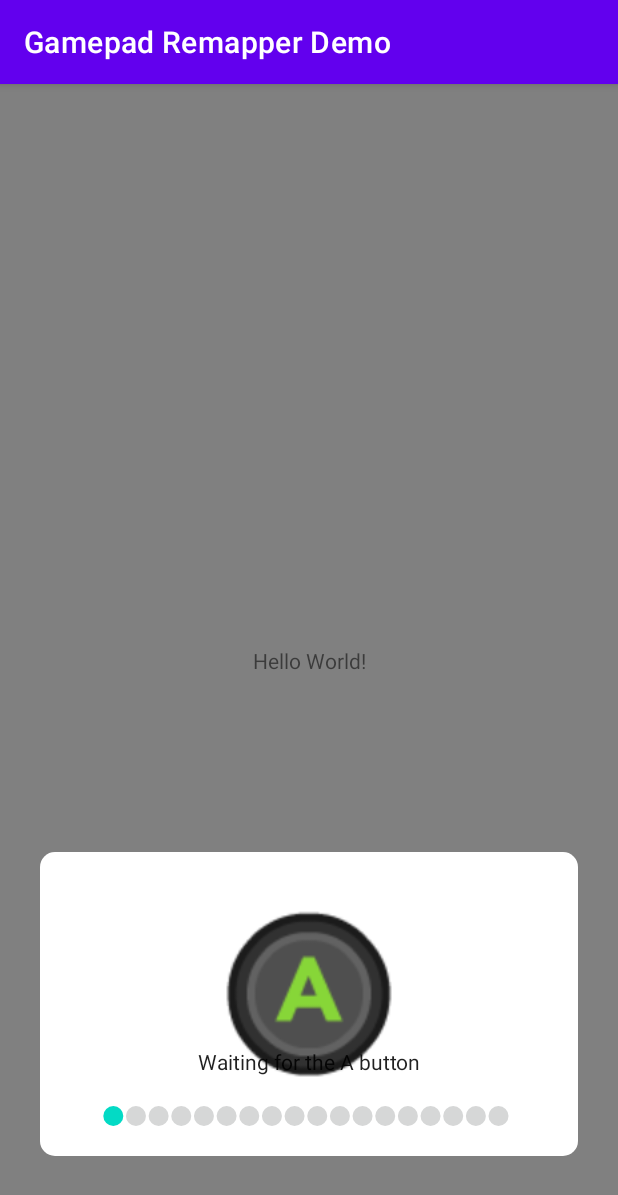
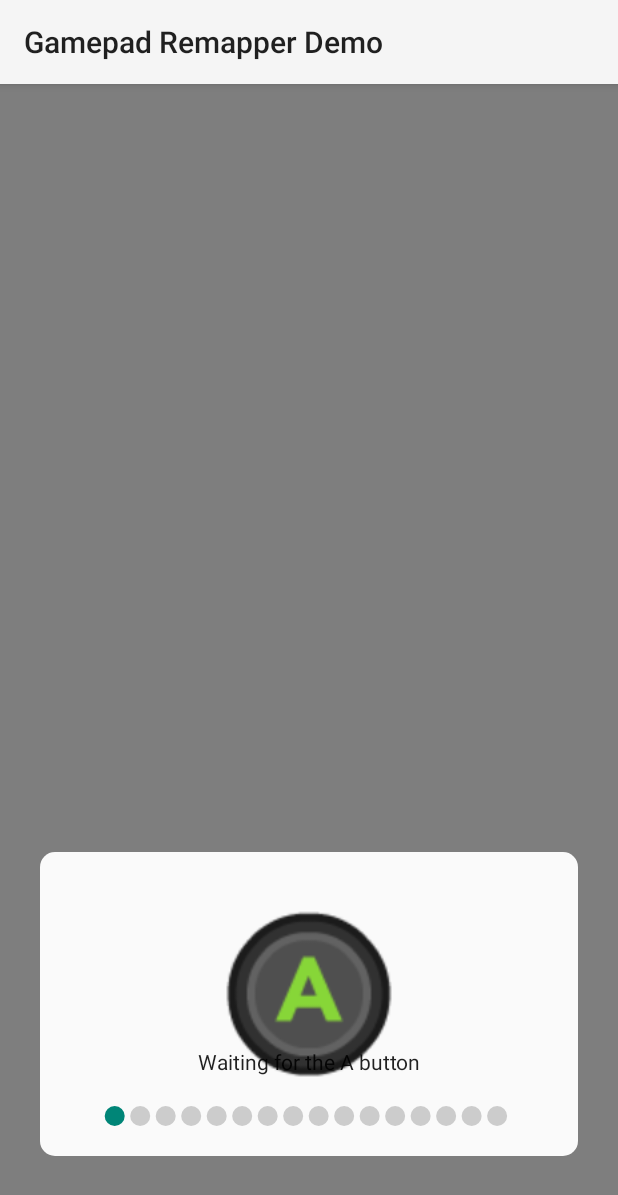
Before and after one commit to Mathias-Boulay/android_gamepad_remapper, an Android app: the screen it shows after launch (MainActivity), on a phone screen of 412 x 824 dp. Shown: the top 1195 px of the screen. Run offline under Robolectric (Android 15) with nearby library versions, the phone set to English and light mode, and no system bars.

```diff
--- a/Gamepad_Remapper/build.gradle
+++ b/Gamepad_Remapper/build.gradle
@@ -15,8 +15,12 @@ android {
     }
 
     buildTypes {
-        release {
+        debug {
             minifyEnabled false
+            proguardFiles getDefaultProguardFile('proguard-android-optimize.txt'), 'proguard-rules.pro'
+        }
+        release{
+            minifyEnabled true
             proguardFiles getDefaultProguardFile('proguard-android-optimize.txt'), 'proguard-rules.pro'
         }
     }
--- a/Gamepad_Remapper/src/main/java/fr/spse/gamepad_remapper/RemapperView.java
+++ b/Gamepad_Remapper/src/main/java/fr/spse/gamepad_remapper/RemapperView.java
@@ -4,6 +4,7 @@ import static android.view.InputDevice.KEYBOARD_TYPE_ALPHABETIC;
 import static android.view.InputDevice.SOURCE_DPAD;
 import static android.view.InputDevice.SOURCE_GAMEPAD;
 import static android.view.InputDevice.SOURCE_JOYSTICK;
+import static android.view.KeyEvent.KEYCODE_DPAD_CENTER;
 import static android.view.KeyEvent.KEYCODE_DPAD_DOWN;
 import static android.view.KeyEvent.KEYCODE_DPAD_LEFT;
 import static android.view.KeyEvent.KEYCODE_DPAD_RIGHT;
@@ -23,6 +24,7 @@ import static android.view.MotionEvent.AXIS_Y;
 import static android.view.MotionEvent.AXIS_Z;
 
 import static fr.spse.gamepad_remapper.Remapper.AXIS_NONE;
+import static fr.spse.gamepad_remapper.Remapper.DPAD_CENTER;
 import static fr.spse.gamepad_remapper.Remapper.transformKeyEventInput;
 
 import android.annotation.SuppressLint;
@@ -56,7 +58,8 @@ public class RemapperView extends TextView {
     private boolean isListening = true;
 
     /* Map from one input to another */
-    private final Map<Integer, Integer> inputMap = new ArrayMap<>();
+    private final Map<Integer, Integer> inputMapKeys = new ArrayMap<>();
+    private final Map<Integer, Integer> inputMapMotions = new ArrayMap<>();
 
     /* Array of inputs to remap, initialized by the $Builder */
     protected List<Integer> inputList = new ArrayList<>();
@@ -99,8 +102,7 @@ public class RemapperView extends TextView {
 
         theme.resolveAttribute(android.R.attr.colorAccent, typedValue, true);
         enabledColor = typedValue.data;
-        theme.resolveAttribute(android.R.attr.colorButtonNormal, typedValue, true);
-        disabledColor = typedValue.data;
+        disabledColor = Color.LTGRAY;
         theme.resolveAttribute(android.R.attr.colorBackground, typedValue, true);
         backgroundColor = typedValue.data;
 
@@ -123,7 +125,7 @@ public class RemapperView extends TextView {
                 if(keyEvent.getKeyCode() == KEYCODE_UNKNOWN) return true;
                 if(isGamepadDevice(keyEvent.getDevice()) || isGamepadKeyEvent(keyEvent)){
                     //TODO handle the keyevent
-                    inputMap.put(transformKeyEventInput(keyEvent.getKeyCode()),inputList.get(index));
+                    inputMapKeys.put(keyEvent.getKeyCode(),inputList.get(index));
 
 
                     incrementMappedPointer();
@@ -143,9 +145,9 @@ public class RemapperView extends TextView {
 
                     int axis = findTriggeredAxis(motionEvent);
                     // HAT axis will be captured as key events
-                    if(axis == AXIS_NONE) return false;
+                    if(axis == AXIS_NONE) return true;
                     //TODO handle the keyevent
-                    inputMap.put(axis, inputList.get(index));
+                    inputMapMotions.put(axis, inputList.get(index));
 
                     incrementMappedPointer();
                 }
@@ -175,7 +177,7 @@ public class RemapperView extends TextView {
                 mCurrentIconDrawable = getResources().getDrawable(drawableList.get(index));
             }
         }else{
-            listener.onRemapDone(new Remapper(inputMap));
+            listener.onRemapDone(new Remapper(inputMapKeys, inputMapMotions));
             destroy();
         }
 
@@ -189,18 +191,11 @@ public class RemapperView extends TextView {
     }
 
     private static int findTriggeredAxis(MotionEvent event){
-        for(int axis : new int[]{AXIS_RX, AXIS_RY, AXIS_X, AXIS_Y, AXIS_Z, AXIS_RZ, AXIS_BRAKE, AXIS_THROTTLE, AXIS_RTRIGGER, AXIS_LTRIGGER}){
+        for(int axis : new int[]{AXIS_HAT_X, AXIS_HAT_Y, AXIS_RX, AXIS_RY, AXIS_X, AXIS_Y, AXIS_Z, AXIS_RZ, AXIS_BRAKE, AXIS_THROTTLE, AXIS_RTRIGGER, AXIS_LTRIGGER}){
             if(event.getAxisValue(axis) >= 0.85){
                 return axis;
             }
         }
-        if(Remapper.transformMotionEventInput(event, AXIS_HAT_X) != AXIS_NONE){
-            return Remapper.transformMotionEventInput(event, AXIS_HAT_X);
-        }
-        if(Remapper.transformMotionEventInput(event, AXIS_HAT_Y) != AXIS_NONE){
-            return Remapper.transformMotionEventInput(event, AXIS_HAT_Y);
-        }
-
         return AXIS_NONE;
     }
 
@@ -450,18 +445,18 @@ public class RemapperView extends TextView {
                 view.textList.add(R.string.bind_process_press_trigger_right);
             }
             if(remapDpad){
-                view.inputList.add(KEYCODE_DPAD_UP);
+                //view.inputList.add(KEYCODE_DPAD_UP);
                 view.inputList.add(KEYCODE_DPAD_RIGHT);
                 view.inputList.add(KEYCODE_DPAD_DOWN);
-                view.inputList.add(KEYCODE_DPAD_LEFT);
-                view.drawableList.add(R.drawable.dpad_up);
+                //view.inputList.add(KEYCODE_DPAD_LEFT);
+                //view.drawableList.add(R.drawable.dpad_up);
                 view.drawableList.add(R.drawable.dpad_right);
                 view.drawableList.add(R.drawable.dpad_down);
-                view.drawableList.add(R.drawable.dpad_left);
-                view.textList.add(R.string.bind_process_press_dpad_up);
+                //view.drawableList.add(R.drawable.dpad_left);
+                //view.textList.add(R.string.bind_process_press_dpad_up);
                 view.textList.add(R.string.bind_process_press_dpad_right);
                 view.textList.add(R.string.bind_process_press_dpad_down);
-                view.textList.add(R.string.bind_process_press_dpad_left);
+                //view.textList.add(R.string.bind_process_press_dpad_left);
             }
 
             return view;
--- a/app/src/main/AndroidManifest.xml
+++ b/app/src/main/AndroidManifest.xml
@@ -11,7 +11,7 @@
         android:label="@string/app_name"
         android:roundIcon="@mipmap/ic_launcher_round"
         android:supportsRtl="true"
-        android:theme="@style/Theme.GamepadRemapperDemo"
+        android:theme="@android:style/Theme.Material.Light"
         tools:targetApi="31">
         <activity
             android:name=".MainActivity"
--- a/app/src/main/java/fr/spse/gamepadremapperdemo/MainActivity.java
+++ b/app/src/main/java/fr/spse/gamepadremapperdemo/MainActivity.java
@@ -1,7 +1,7 @@
 package fr.spse.gamepadremapperdemo;
 
-import androidx.appcompat.app.AppCompatActivity;
 
+import android.app.Activity;
 import android.os.Bundle;
 import android.view.KeyEvent;
 import android.view.MotionEvent;
@@ -11,7 +11,7 @@ import android.widget.Toast;
 import fr.spse.gamepad_remapper.Remapper;
 import fr.spse.gamepad_remapper.RemapperView;
 
-public class MainActivity extends AppCompatActivity {
+public class MainActivity extends Activity {
 
     private Remapper remapper;
 
@@ -25,6 +25,8 @@ public class MainActivity extends AppCompatActivity {
                     public void onRemapDone(Remapper remapper) {
                         Toast.makeText(getBaseContext(), "Mapping done !", Toast.LENGTH_LONG).show();
                         MainActivity.this.remapper = remapper;
+
+                        //remapper.save(getApplicationContext());
                     }
                 })
                         .remapA(true)
@@ -55,9 +57,11 @@ public class MainActivity extends AppCompatActivity {
 
     @Override
     public boolean onGenericMotionEvent(MotionEvent event) {
-        if(Remapper.findTriggeredAxis(event) == Remapper.AXIS_NONE) return false;
+        int mappedSource = remapper.getRemappedSource(event, MotionEvent.AXIS_HAT_X);
+        float mappedValue = remapper.getRemappedValue(mappedSource, event);
 
-        System.out.println( MotionEvent.axisToString(Remapper.findTriggeredAxis(event)) + "->");
+
+        System.out.println("mapped source: " + MotionEvent.axisToString(mappedSource) + "/" + KeyEvent.keyCodeToString(mappedSource) + "  mapped value: " + mappedValue);
 
         return true; //return super.onGenericMotionEvent(event);
     }
--- a/app/src/main/res/layout/activity_main.xml
+++ b/app/src/main/res/layout/activity_main.xml
@@ -1,19 +1,12 @@
 <?xml version="1.0" encoding="utf-8"?>
-<androidx.constraintlayout.widget.ConstraintLayout xmlns:android="http://schemas.android.com/apk/res/android"
+<LinearLayout xmlns:android="http://schemas.android.com/apk/res/android"
     xmlns:app="http://schemas.android.com/apk/res-auto"
     xmlns:tools="http://schemas.android.com/tools"
     android:layout_width="match_parent"
     android:layout_height="match_parent"
+    android:orientation="vertical"
     android:id="@+id/main_layout"
     tools:context=".MainActivity">
 
-    <TextView
-        android:layout_width="wrap_content"
-        android:layout_height="wrap_content"
-        android:text="Hello World!"
-        app:layout_constraintBottom_toBottomOf="parent"
-        app:layout_constraintEnd_toEndOf="parent"
-        app:layout_constraintStart_toStartOf="parent"
-        app:layout_constraintTop_toTopOf="parent" />
 
-</androidx.constraintlayout.widget.ConstraintLayout>
+</LinearLayout>
--- a/app/src/main/res/values-night/themes.xml
+++ /dev/null
@@ -1,16 +0,0 @@
-<resources xmlns:tools="http://schemas.android.com/tools">
-    <!-- Base application theme. -->
-    <style name="Theme.GamepadRemapperDemo" parent="Theme.MaterialComponents.DayNight.DarkActionBar">
-        <!-- Primary brand color. -->
-        <item name="colorPrimary">@color/purple_200</item>
-        <item name="colorPrimaryVariant">@color/purple_700</item>
-        <item name="colorOnPrimary">@color/black</item>
-        <!-- Secondary brand color. -->
-        <item name="colorSecondary">@color/teal_200</item>
-        <item name="colorSecondaryVariant">@color/teal_200</item>
-        <item name="colorOnSecondary">@color/black</item>
-        <!-- Status bar color. -->
-        <item name="android:statusBarColor" tools:targetApi="l">?attr/colorPrimaryVariant</item>
-        <!-- Customize your theme here. -->
-    </style>
-</resources>
--- a/app/src/main/res/values/themes.xml
+++ /dev/null
@@ -1,16 +0,0 @@
-<resources xmlns:tools="http://schemas.android.com/tools">
-    <!-- Base application theme. -->
-    <style name="Theme.GamepadRemapperDemo" parent="Theme.MaterialComponents.DayNight.DarkActionBar">
-        <!-- Primary brand color. -->
-        <item name="colorPrimary">@color/purple_500</item>
-        <item name="colorPrimaryVariant">@color/purple_700</item>
-        <item name="colorOnPrimary">@color/white</item>
-        <!-- Secondary brand color. -->
-        <item name="colorSecondary">@color/teal_200</item>
-        <item name="colorSecondaryVariant">@color/teal_700</item>
-        <item name="colorOnSecondary">@color/black</item>
-        <!-- Status bar color. -->
-        <item name="android:statusBarColor" tools:targetApi="l">?attr/colorPrimaryVariant</item>
-        <!-- Customize your theme here. -->
-    </style>
-</resources>
```
Also changed, not shown: Gamepad_Remapper/src/main/java/fr/spse/gamepad_remapper/Remapper.java (+90 -30 lines), app/build.gradle (+6 -7 lines).
